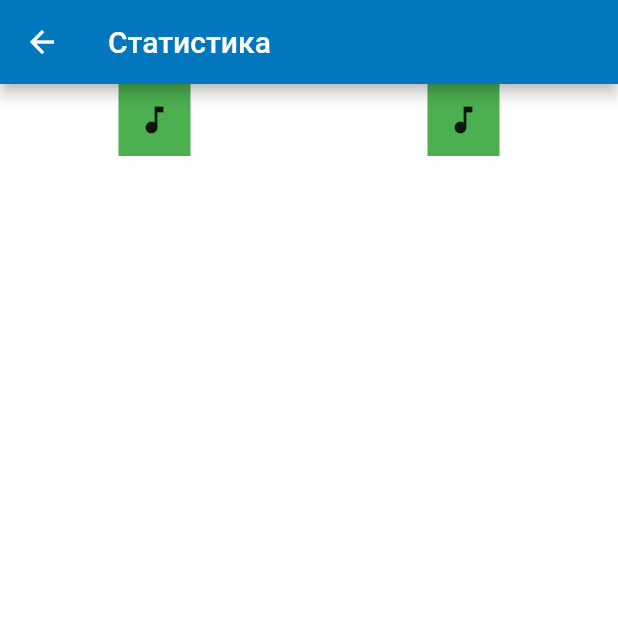
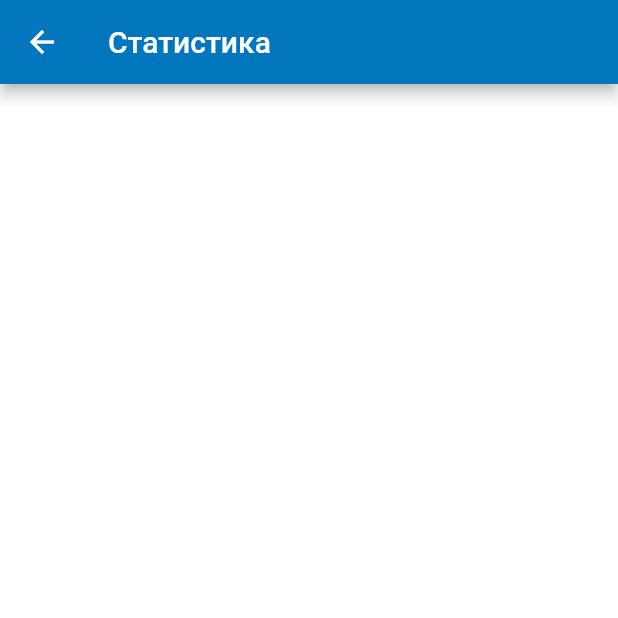
Before and after one commit to Xatsker/MusicApp_flutter, a Flutter app: the StatisticPage screen opened by its route, on a phone screen of 412 x 824 dp, the top half of it. Run offline on Flutter 3.47's test engine with Material 2 defaults, Android fonts, the phone set to English and light mode, and no system bars; our stand-ins replace flutter_svg.

Commit message:
Stable old version

```diff
--- a/lib/pages/bottom_navigation.dart
+++ b/lib/pages/bottom_navigation.dart
@@ -3,7 +3,6 @@ import 'package:music_app/pages/home_page.dart';
 import 'package:music_app/pages/practise_page.dart';
 import 'package:music_app/pages/statistic_page.dart';
 import 'package:music_app/pages/theory_page.dart';
-import 'package:custom_navigation_bar/custom_navigation_bar.dart';
 
 class BottomNavigation extends StatefulWidget {
   const BottomNavigation({Key? key}) : super(key: key);
--- a/lib/pages/statistic_page.dart
+++ b/lib/pages/statistic_page.dart
@@ -11,26 +11,6 @@ class StatisticPage extends StatelessWidget {
         title: Text("Статистика"),
 
       ),
-      body: Column(
-        mainAxisAlignment: MainAxisAlignment.start,
-        crossAxisAlignment: CrossAxisAlignment.center,
-        children: [
-          Row(
-            mainAxisAlignment: MainAxisAlignment.spaceAround,
-            crossAxisAlignment: CrossAxisAlignment.center,
-            children: [
-              Container(
-                color: Colors.green,
-                child: IconButton(onPressed: () {}, icon: Icon(Icons.music_note)),
-              ),
-              Container(
-                color: Colors.green,
-                child: IconButton(onPressed: () {}, icon: Icon(Icons.music_note)),
-              )
-            ],
-          )
-        ],
-      )
-    );
+      );
   }
 }
--- a/pubspec.yaml
+++ b/pubspec.yaml
@@ -27,7 +27,7 @@ environment:
 # the latest version available on pub.dev. To see which dependencies have newer
 # versions available, run `flutter pub outdated`.
 dependencies:
-  custom_navigation_bar: ^0.8.2
+  salomon_bottom_bar: ^3.2.0
   flutter_svg: ^1.0.3
   flutter:
     sdk: flutter
```
Also changed, not shown: lib/data/app_data.dart (added, +15 -0 lines), lib/widgets.dart (added, +46 -0 lines), lib/pages/developer_page.dart (added), lib/pages/single_statistic_page.dart (added), pubspec.lock.
